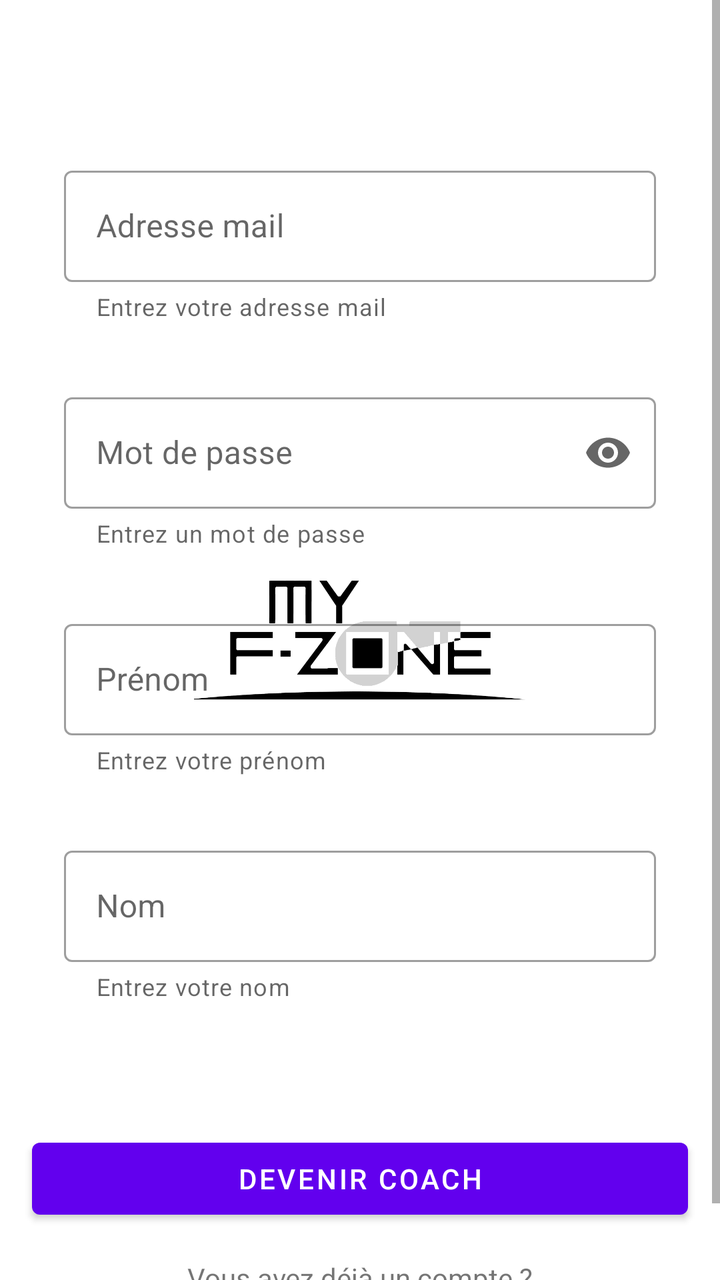
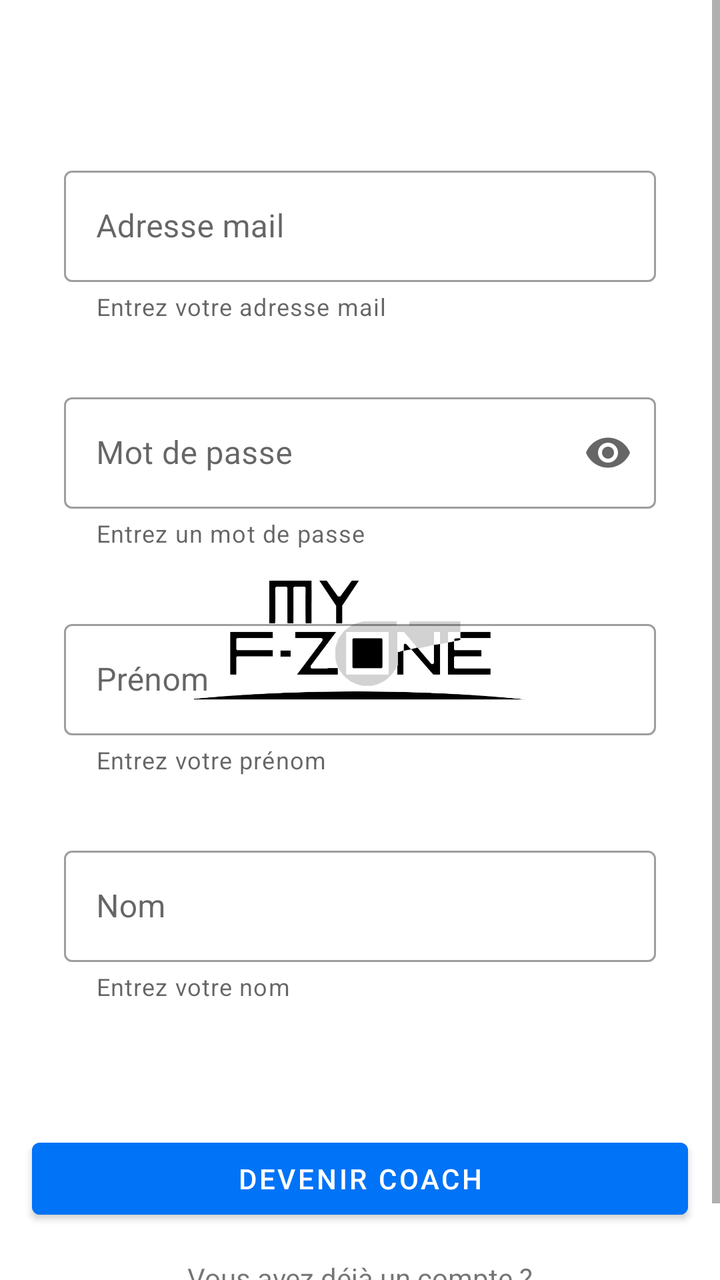

Screens rendered from an Android XML layout before and after an edit, with the pre-edit source and the edit as a unified diff.
<!-- AndroidManifest.xml: application theme SplashScreen -->
<!-- res/layout/fragment_sign_up.xml -->
<?xml version="1.0" encoding="utf-8"?>
<layout>

    <ScrollView xmlns:android="http://schemas.android.com/apk/res/android"
        xmlns:app="http://schemas.android.com/apk/res-auto"
        xmlns:tools="http://schemas.android.com/tools"
        android:layout_width="match_parent"
        android:layout_height="match_parent"
        android:layout_marginTop="?android:attr/actionBarSize"
        tools:context=".fragments.user_sign.sign_up.SignUpFragment">

        <LinearLayout
            android:layout_width="match_parent"
            android:layout_height="wrap_content"
            android:orientation="vertical">

            <ProgressBar
                android:id="@+id/signUpProgressBar"
                style="?android:attr/progressBarStyleHorizontal"
                android:layout_width="match_parent"
                android:layout_height="wrap_content"
                android:layout_marginTop="0dp"
                android:indeterminate="true"
                android:indeterminateBehavior="cycle"
                android:indeterminateTint="@color/colorPrimary"
                android:visibility="invisible" />

            <com.google.android.material.textfield.TextInputLayout
                android:id="@+id/sign_up_email_layout"
                style="@style/Widget.MaterialComponents.TextInputLayout.OutlinedBox"
                android:layout_width="match_parent"
                android:layout_height="wrap_content"
                android:layout_marginStart="32dp"
                android:layout_marginTop="64dp"
                android:layout_marginEnd="32dp"
                android:hint="@string/input_mail_hint"
                android:transitionName="@string/email_trans"
                app:helperText="@string/input_mail_helper">

                <com.google.android.material.textfield.TextInputEditText
                    android:id="@+id/sign_up_email_input"
                    android:layout_width="match_parent"
                    android:layout_height="wrap_content"
                    android:inputType="textEmailAddress" />

            </com.google.android.material.textfield.TextInputLayout>

            <com.google.android.material.textfield.TextInputLayout
                android:id="@+id/sign_up_password_layout"
                style="@style/Widget.MaterialComponents.TextInputLayout.OutlinedBox"
                android:layout_width="match_parent"
                android:layout_height="wrap_content"
                android:layout_marginStart="32dp"
                android:layout_marginTop="32dp"
                android:layout_marginEnd="32dp"
                android:hint="@string/input_password_hint"
                android:transitionName="@string/password_trans"
                app:endIconMode="password_toggle"
                app:helperText="@string/input_mdp_helper">

                <com.google.android.material.textfield.TextInputEditText
                    android:id="@+id/sign_up_password_input"
                    android:layout_width="match_parent"
                    android:layout_height="wrap_content"
                    android:inputType="textPassword" />

            </com.google.android.material.textfield.TextInputLayout>

            <com.google.android.material.textfield.TextInputLayout
                android:id="@+id/sign_up_firstName_layout"
                style="@style/Widget.MaterialComponents.TextInputLayout.OutlinedBox"
                android:layout_width="match_parent"
                android:layout_height="wrap_content"
                android:layout_marginStart="32dp"
                android:layout_marginTop="32dp"
                android:layout_marginEnd="32dp"
                android:hint="@string/input_firstName_hint"
                app:helperText="@string/input_firstName_helper">

                <com.google.android.material.textfield.TextInputEditText
                    android:id="@+id/sign_up_firstName_input"
                    android:layout_width="match_parent"
                    android:layout_height="wrap_content"
                    android:inputType="textPersonName" />

            </com.google.android.material.textfield.TextInputLayout>

            <com.google.android.material.textfield.TextInputLayout
                android:id="@+id/sign_up_lastName_layout"
                style="@style/Widget.MaterialComponents.TextInputLayout.OutlinedBox"
                android:layout_width="match_parent"
                android:layout_height="wrap_content"
                android:layout_marginStart="32dp"
                android:layout_marginTop="32dp"
                android:layout_marginEnd="32dp"
                android:hint="@string/input_lastName_hint"
                app:helperText="@string/input_lastName_helper">

                <com.google.android.material.textfield.TextInputEditText
                    android:id="@+id/sign_up_lastName_input"
                    android:layout_width="match_parent"
                    android:layout_height="wrap_content"
                    android:inputType="textPersonName" />

            </com.google.android.material.textfield.TextInputLayout>

            <com.google.android.material.button.MaterialButton
                android:id="@+id/sign_up_button"
                android:layout_width="match_parent"
                android:layout_height="wrap_content"
                android:layout_marginStart="16dp"
                android:layout_marginTop="64dp"
                android:layout_marginEnd="16dp"
                android:text="@string/become_coach"
                android:transitionName="@string/button_trans"
                tools:ignore="OnClick" />


            <com.google.android.material.textview.MaterialTextView
                android:id="@+id/registerText"
                android:layout_width="match_parent"
                android:layout_height="wrap_content"
                android:layout_marginStart="64dp"
                android:layout_marginTop="16dp"
                android:layout_marginEnd="64dp"
                android:text="@string/already_has_account_string"
                android:textAlignment="center" />

            <TextView
                android:id="@+id/loginRegister"
                style="@style/Widget.MaterialComponents.Button.TextButton"
                android:layout_width="match_parent"
                android:layout_height="wrap_content"
                android:layout_marginStart="64dp"
                android:layout_marginTop="-16dp"
                android:layout_marginEnd="64dp"
                android:text="@string/login_coach" />

        </LinearLayout>

    </ScrollView>
</layout>
<!-- resources referenced by this layout -->
<resources>
  <color name="colorPrimary">#6200EE</color>
  <string name="already_has_account_string">Vous avez déjà un compte ?</string>
  <string name="become_coach">Devenir Coach</string>
  <string name="button_trans" translatable="false">button_transition</string>
  <string name="email_trans" translatable="false">email_transition_field</string>
  <string name="input_firstName_helper">Entrez votre prénom</string>
  <string name="input_firstName_hint">Prénom</string>
  <string name="input_lastName_helper">Entrez votre nom</string>
  <string name="input_lastName_hint">Nom</string>
  <string name="input_mail_helper">Entrez votre adresse mail</string>
  <string name="input_mail_hint">Adresse mail</string>
  <string name="input_mdp_helper">Entrez un mot de passe</string>
  <string name="input_password_hint">Mot de passe</string>
  <string name="login_coach">Connexion</string>
  <string name="password_trans" translatable="false">password_transition_field</string>
  <style name="SplashScreen" parent="Theme.MaterialComponents.Light.NoActionBar">
          <item name="android:windowBackground">@drawable/splash_image</item>
          <item name="android:statusBarColor">@android:color/white</item>
      </style>
  <!-- drawable splash_image (drawable) -->
  <?xml version="1.0" encoding="utf-8"?>
  <layer-list xmlns:android="http://schemas.android.com/apk/res/android">
      <item android:drawable="@android:color/white" />
  
      <item
          android:drawable="@drawable/ic_logo"
          android:gravity="center" />
  
  </layer-list>
  <!-- drawable ic_logo: vector/xml drawable (drawable, 8438 chars, omitted) -->
</resources>

<!-- the commit's change to res/layout/fragment_sign_up.xml (unified diff, before → after) -->
@@ -111,6 +111,7 @@
                 android:layout_marginStart="16dp"
                 android:layout_marginTop="64dp"
                 android:layout_marginEnd="16dp"
+                android:backgroundTint="@color/colorSettingEnd"
                 android:text="@string/become_coach"
                 android:transitionName="@string/button_trans"
                 tools:ignore="OnClick" />
@@ -134,6 +135,7 @@
                 android:layout_marginStart="64dp"
                 android:layout_marginTop="-16dp"
                 android:layout_marginEnd="64dp"
+                android:textColor="@color/colorSettingEnd"
                 android:text="@string/login_coach" />
 
         </LinearLayout>
<!-- resource entries referenced after the edit -->
@@ -1,6 +1,7 @@
 <!-- resources referenced by this layout -->
 <resources>
   <color name="colorPrimary">#6200EE</color>
+  <color name="colorSettingEnd">#0173F7</color>
   <string name="already_has_account_string">Vous avez déjà un compte ?</string>
   <string name="become_coach">Devenir Coach</string>
   <string name="button_trans" translatable="false">button_transition</string>
